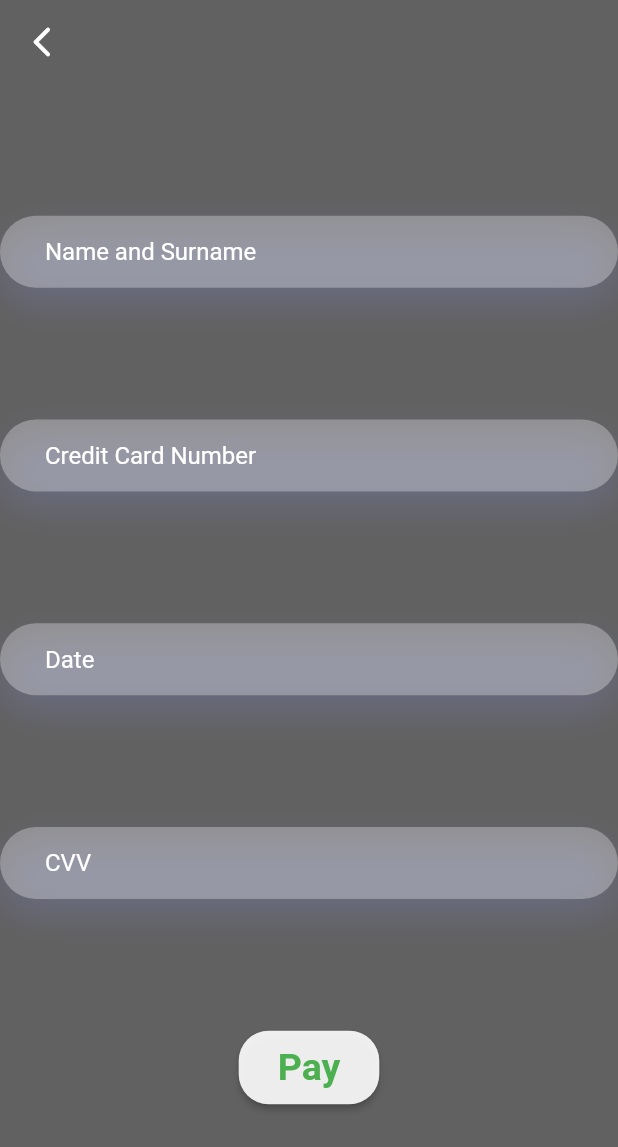
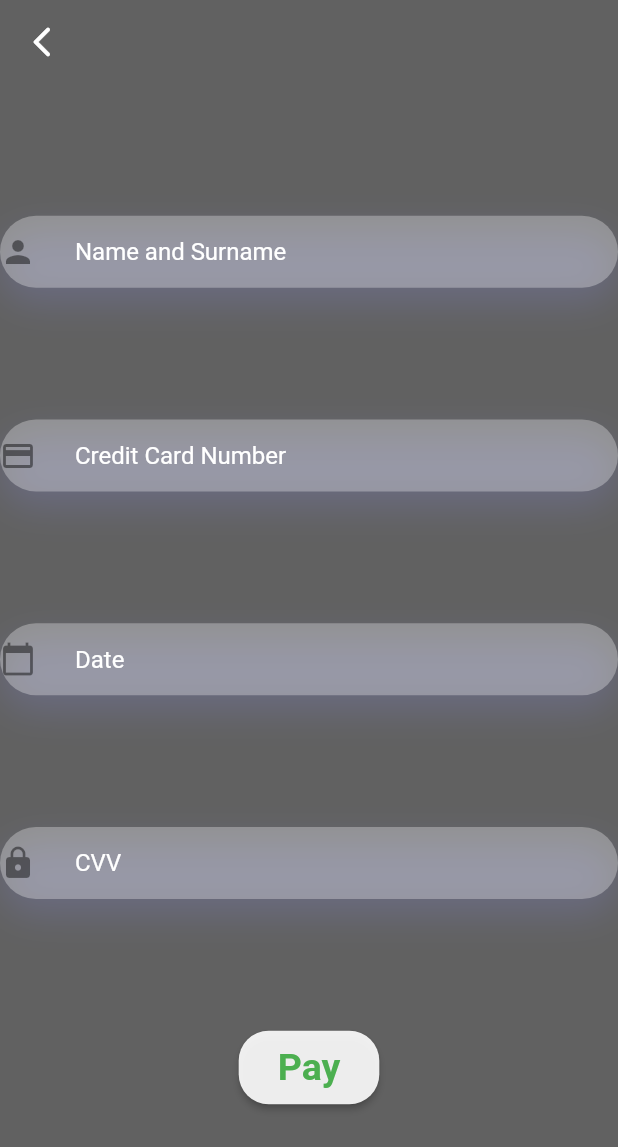
Before and after one commit to bceliktug/se380, a Flutter app: the PaymentPage screen opened directly, on a phone screen of 412 x 824 dp. Shown: the top 1147 px of the screen. Run offline on Flutter 3.47's test engine with Material 2 defaults, Android fonts, the phone set to English and light mode, and no system bars; our stand-ins replace firebase_auth, firebase_core, flutter_rating_bar, google_fonts, youtube_player_flutter; missing offline and left inert: pattern_formatter; accounts and stored records are empty.

Commit message:
payment
icons

```diff
--- a/lib/screens/book/payment.dart
+++ b/lib/screens/book/payment.dart
@@ -38,7 +38,8 @@ class PaymentPage extends StatelessWidget {
             child: TextField(
               keyboardType: TextInputType.name,
               decoration: InputDecoration(
-                contentPadding: new EdgeInsets.only(left: 30),
+                icon: Icon(Icons.person),
+                contentPadding: new EdgeInsets.only(left: 10),
                 border: InputBorder.none,
                 hintText: "Name and Surname",
                 hintStyle: TextStyle(
@@ -67,7 +68,8 @@ class PaymentPage extends StatelessWidget {
                     19) //=> 3 tane boş koyduğu için 19 yaptım
               ],
               decoration: InputDecoration(
-                contentPadding: new EdgeInsets.only(left: 30),
+                icon: Icon(Icons.credit_card),
+                contentPadding: new EdgeInsets.only(left: 10),
                 border: InputBorder.none,
                 hintText: "Credit Card Number",
                 hintStyle: TextStyle(
@@ -95,7 +97,8 @@ class PaymentPage extends StatelessWidget {
                 LengthLimitingTextInputFormatter(10)
               ],
               decoration: InputDecoration(
-                contentPadding: new EdgeInsets.only(left: 30),
+                icon: Icon(Icons.calendar_today),
+                contentPadding: new EdgeInsets.only(left: 10),
                 border: InputBorder.none,
                 hintText: "Date",
                 hintStyle: TextStyle(
@@ -120,7 +123,8 @@ class PaymentPage extends StatelessWidget {
               keyboardType: TextInputType.number,
               inputFormatters: [LengthLimitingTextInputFormatter(3)],
               decoration: InputDecoration(
-                contentPadding: new EdgeInsets.only(left: 30),
+                icon: Icon(Icons.lock),
+                contentPadding: new EdgeInsets.only(left: 10),
                 border: InputBorder.none,
                 hintText: "CVV",
                 hintStyle: TextStyle(
```
